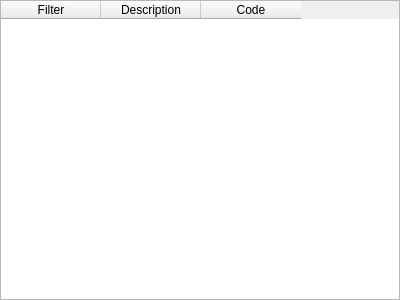
First picture: the form in Source/SVWidgetsLib/Widgets/UI_Files/IssuesWidget.ui, repository BlueQuartzSoftware/SIMPL, before the edit.
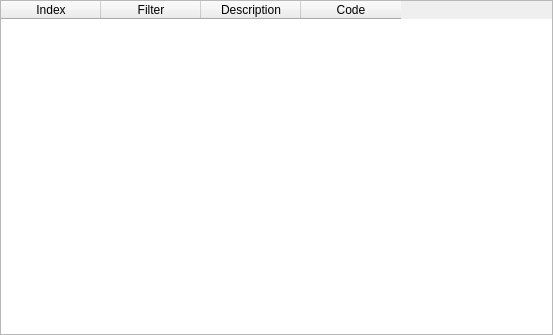
Second picture: the form after the edit.

Commit message: Updating to C++11 style enumerations in the PipelineMessage class. Fixing issues that prevented the color of the index section of the Pipeline FilterWidget to not show red or yellow for errors and warnings that occur during preflight or execution of the filter/pipeline. AbstractFilter now overrides the methods from the Observable class in order to insert the pipeline index value from the filter into the PipelineMessage object.

What changed in the file:
```diff
--- a/Source/SVWidgetsLib/Widgets/UI_Files/IssuesWidget.ui
+++ b/Source/SVWidgetsLib/Widgets/UI_Files/IssuesWidget.ui
@@ -6,8 +6,8 @@
    <rect>
     <x>0</x>
     <y>0</y>
-    <width>400</width>
-    <height>300</height>
+    <width>553</width>
+    <height>335</height>
    </rect>
   </property>
   <property name="windowTitle">
@@ -32,14 +32,31 @@
       <set>QAbstractItemView::NoEditTriggers</set>
      </property>
      <property name="alternatingRowColors">
+      <bool>true</bool>
+     </property>
+     <property name="showGrid">
+      <bool>false</bool>
+     </property>
+     <property name="cornerButtonEnabled">
       <bool>false</bool>
      </property>
      <property name="rowCount">
       <number>0</number>
      </property>
      <property name="columnCount">
-      <number>3</number>
+      <number>4</number>
      </property>
+     <attribute name="horizontalHeaderCascadingSectionResizes">
+      <bool>false</bool>
+     </attribute>
+     <attribute name="verticalHeaderVisible">
+      <bool>false</bool>
+     </attribute>
+     <column>
+      <property name="text">
+       <string>Index</string>
+      </property>
+     </column>
      <column>
       <property name="text">
        <string>Filter</string>
```
The commit also changes 18 other files.
